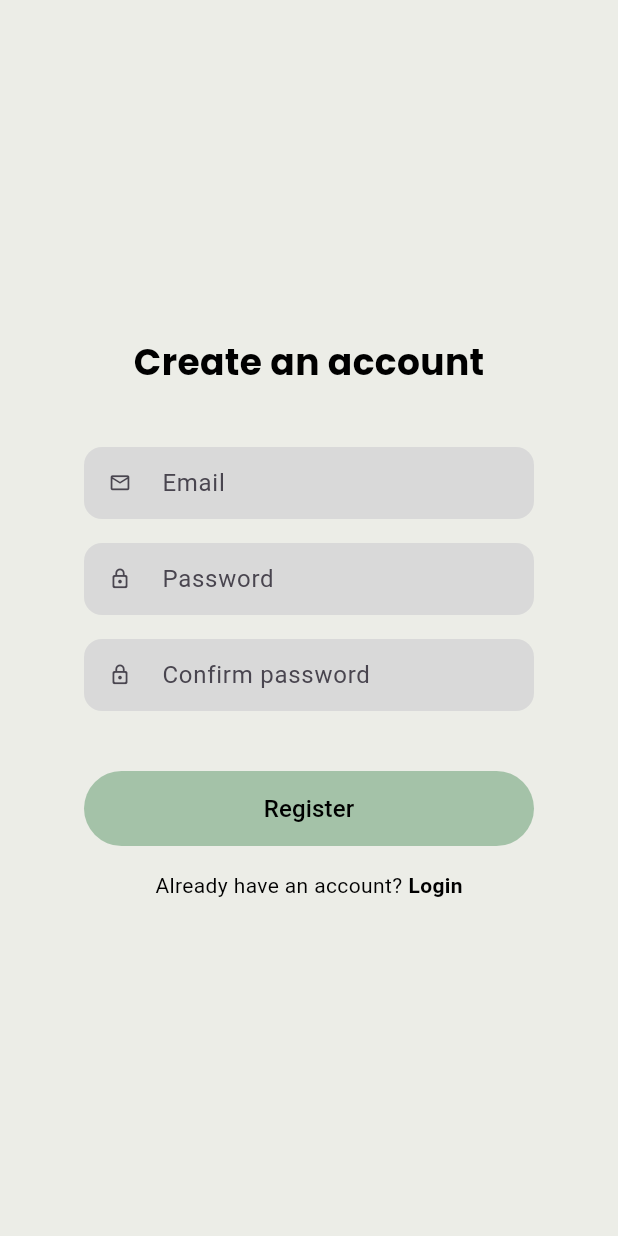
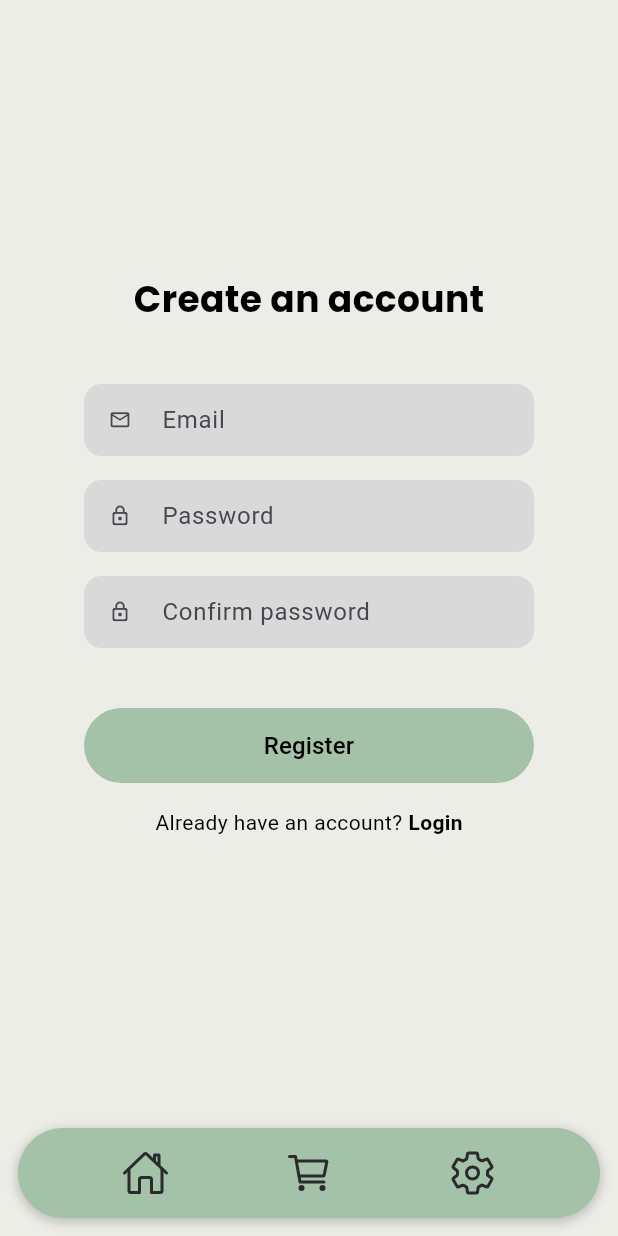
Before and after one commit to andrewaltuna/cooki, a Flutter app: the screen it shows after launch, after a tap on "Register", on a phone screen of 412 x 824 dp. Run offline on Flutter 3.47's test engine with Material 3 defaults, Android fonts, the phone set to English and light mode, and no system bars; our stand-ins replace equatable, firebase_auth, firebase_core, flutter_bloc, flutter_hooks, fluttertoast and 3 more; accounts and stored records are empty; network calls fail.

Commit message:
Setup navigation to primary screens

```diff
--- a/lib/common/component/button/primary_button.dart
+++ b/lib/common/component/button/primary_button.dart
@@ -1,5 +1,5 @@
 import 'package:flutter/material.dart';
-import 'package:grocery_helper/common/component/custom_loading_indicator.dart';
+import 'package:grocery_helper/common/component/indicator/custom_loading_indicator.dart';
 import 'package:grocery_helper/common/enum/button_state.dart';
 import 'package:grocery_helper/common/theme/app_colors.dart';
 import 'package:grocery_helper/common/theme/app_text_styles.dart';
--- /dev/null
+++ b/lib/common/component/main_navigation_bar.dart
@@ -0,0 +1,90 @@
+import 'package:flutter/material.dart';
+import 'package:go_router/go_router.dart';
+import 'package:grocery_helper/common/extension/context_route.dart';
+import 'package:grocery_helper/common/navigation/app_routes.dart';
+import 'package:grocery_helper/common/theme/app_colors.dart';
+import 'package:ionicons/ionicons.dart';
+
+class MainNavigationBar extends StatelessWidget {
+  const MainNavigationBar({super.key});
+
+  @override
+  Widget build(BuildContext context) {
+    return Padding(
+      padding: const EdgeInsets.all(12),
+      child: Container(
+        height: 60,
+        decoration: BoxDecoration(
+          color: AppColors.accent,
+          borderRadius: BorderRadius.circular(50),
+          boxShadow: const [
+            BoxShadow(
+              color: AppColors.shadow,
+              spreadRadius: 1,
+              blurRadius: 5,
+              offset: Offset(0, 2), // changes position of shadow
+            ),
+          ],
+        ),
+        child: Row(
+          mainAxisAlignment: MainAxisAlignment.spaceEvenly,
+          children: [
+            _MainNavBarItem(
+              label: 'Home',
+              icon: Ionicons.home_outline,
+              selectedIcon: Ionicons.home,
+              isSelected: context.isHomeRoute,
+              onPressed: () => context.go(AppRoutes.home),
+            ),
+            _MainNavBarItem(
+              label: 'Shopping List',
+              icon: Ionicons.cart_outline,
+              selectedIcon: Ionicons.cart,
+              isSelected: context.isShoppingListRoute,
+              onPressed: () => context.go(AppRoutes.shoppingList),
+            ),
+            _MainNavBarItem(
+              label: 'Settings',
+              icon: Ionicons.settings_outline,
+              selectedIcon: Ionicons.settings,
+              isSelected: context.isSettingsRoute,
+              onPressed: () => context.go(AppRoutes.settings),
+            ),
+          ],
+        ),
+      ),
+    );
+  }
+}
+
+class _MainNavBarItem extends StatelessWidget {
+  const _MainNavBarItem({
+    required this.label,
+    required this.icon,
+    required this.selectedIcon,
+    required this.isSelected,
+    required this.onPressed,
+  });
+
+  final String label;
+  final IconData icon;
+  final IconData selectedIcon;
+  final bool isSelected;
+  final VoidCallback onPressed;
+
+  @override
+  Widget build(BuildContext context) {
+    return GestureDetector(
+      onTap: isSelected ? null : onPressed,
+      child: IconButton(
+        color: AppColors.primary,
+        disabledColor: AppColors.primary,
+        onPressed: isSelected ? null : onPressed,
+        icon: Icon(
+          isSelected ? selectedIcon : icon,
+          size: !isSelected ? 32 : 28,
+        ),
+      ),
+    );
+  }
+}
--- a/lib/common/component/scaffold/app_scaffold.dart
+++ b/lib/common/component/main_scaffold.dart
@@ -1,7 +1,8 @@
 import 'package:flutter/material.dart';
+import 'package:grocery_helper/common/component/main_navigation_bar.dart';
 
-class AppScaffold extends StatelessWidget {
-  const AppScaffold({
+class MainScaffold extends StatelessWidget {
+  const MainScaffold({
     required this.body,
     this.title,
     super.key,
@@ -22,10 +23,13 @@ class AppScaffold extends StatelessWidget {
         child: Padding(
           padding: const EdgeInsets.symmetric(horizontal: 12),
           child: Align(
-            child: body,
+            child: SingleChildScrollView(
+              child: body,
+            ),
           ),
         ),
       ),
+      bottomNavigationBar: const MainNavigationBar(),
     );
   }
 }
--- /dev/null
+++ b/lib/common/extension/context_route.dart
@@ -0,0 +1,14 @@
+import 'package:flutter/material.dart';
+import 'package:go_router/go_router.dart';
+import 'package:grocery_helper/common/navigation/app_routes.dart';
+
+extension ContextRoute on BuildContext {
+  GoRouterState get routerState => GoRouterState.of(this);
+
+  String? get topRoutePath => routerState.topRoute?.path;
+
+  // Route identifiers
+  bool get isHomeRoute => topRoutePath == AppRoutes.home;
+  bool get isShoppingListRoute => topRoutePath == AppRoutes.shoppingList;
+  bool get isSettingsRoute => topRoutePath == AppRoutes.settings;
+}
--- a/lib/common/navigation/app_router.dart
+++ b/lib/common/navigation/app_router.dart
@@ -8,7 +8,6 @@ import 'package:grocery_helper/feature/account/presentation/screen/registration_
 import 'package:grocery_helper/feature/home/presentation/screen/home_screen.dart';
 
 final appRouter = GoRouter(
-  initialLocation: AppRoutes.login,
   routes: [
     GoRoute(
       path: AppRoutes.home,
@@ -27,7 +26,11 @@ final appRouter = GoRouter(
     ),
   ],
   redirect: (context, state) {
-    final isAuthenticated = context.read<AuthViewModel>().state.isAuthenticated;
+    final authState = context.read<AuthViewModel>().state;
+
+    if (!authState.status.isSuccess) return null;
+
+    final isAuthenticated = authState.isAuthenticated;
 
     final isAuthScreen = state.fullPath == AppRoutes.login ||
         state.fullPath == AppRoutes.registration;
--- a/lib/common/navigation/app_routes.dart
+++ b/lib/common/navigation/app_routes.dart
@@ -5,4 +5,6 @@ class AppRoutes {
   static const registration = '/register';
 
   static const home = '/';
+  static const shoppingList = '/shopping-list';
+  static const settings = '/settings';
 }
--- a/lib/common/theme/app_colors.dart
+++ b/lib/common/theme/app_colors.dart
@@ -12,9 +12,10 @@ class AppColors {
   static const backgroundPrimary = Color(0xFFECEDE7);
   static const backgroundTextField = Color(0xFFD9D9D9);
 
-  // static const toastBackground =
-
   // Font
   static const fontPrimary = Color(0xFF000000);
   static const fontSecondary = backgroundPrimary;
+
+  // Shadow
+  static const shadow = Color(0x33000000);
 }
--- a/lib/feature/account/presentation/screen/login_screen.dart
+++ b/lib/feature/account/presentation/screen/login_screen.dart
@@ -1,7 +1,7 @@
 import 'package:flutter/material.dart';
 import 'package:flutter_bloc/flutter_bloc.dart';
 import 'package:flutter_hooks/flutter_hooks.dart';
-import 'package:grocery_helper/common/component/scaffold/app_scaffold.dart';
+import 'package:grocery_helper/common/component/main_scaffold.dart';
 import 'package:grocery_helper/feature/account/presentation/component/login_form.dart';
 import 'package:grocery_helper/feature/account/presentation/view_model/login_form_errors_view_model.dart';
 
@@ -13,7 +13,7 @@ class LoginScreen extends HookWidget {
     final emailController = useTextEditingController();
     final passwordController = useTextEditingController();
 
-    return AppScaffold(
+    return MainScaffold(
       body: Align(
         child: SingleChildScrollView(
           child: ConstrainedBox(
--- a/lib/feature/account/presentation/screen/registration_screen.dart
+++ b/lib/feature/account/presentation/screen/registration_screen.dart
@@ -1,7 +1,7 @@
 import 'package:flutter/material.dart';
 import 'package:flutter_bloc/flutter_bloc.dart';
 import 'package:flutter_hooks/flutter_hooks.dart';
-import 'package:grocery_helper/common/component/scaffold/app_scaffold.dart';
+import 'package:grocery_helper/common/component/main_scaffold.dart';
 import 'package:grocery_helper/feature/account/presentation/component/registration_form.dart';
 import 'package:grocery_helper/feature/account/presentation/view_model/reg_form_errors_view_model.dart';
 
@@ -14,7 +14,7 @@ class RegistrationScreen extends HookWidget {
     final passwordController = useTextEditingController();
     final confirmPasswordController = useTextEditingController();
 
-    return AppScaffold(
+    return MainScaffold(
       body: Align(
         child: SingleChildScrollView(
           child: ConstrainedBox(
--- a/lib/feature/account/presentation/view_model/auth_view_model.dart
+++ b/lib/feature/account/presentation/view_model/auth_view_model.dart
@@ -22,9 +22,12 @@ class AuthViewModel extends Bloc<AuthEvent, AuthState> {
   ) async {
     await emit.forEach(
       _authRepository.authStateChanges,
-      onData: (user) => state.copyWith(
-        isAuthenticated: user != null,
-      ),
+      onData: (user) {
+        return state.copyWith(
+          isAuthenticated: user != null,
+          status: ViewModelStatus.success,
+        );
+      },
     );
   }
 
--- a/lib/feature/home/presentation/screen/home_screen.dart
+++ b/lib/feature/home/presentation/screen/home_screen.dart
@@ -1,6 +1,6 @@
 import 'package:flutter/material.dart';
 import 'package:flutter_bloc/flutter_bloc.dart';
-import 'package:grocery_helper/common/component/scaffold/app_scaffold.dart';
+import 'package:grocery_helper/common/component/main_scaffold.dart';
 import 'package:grocery_helper/feature/account/presentation/view_model/auth_view_model.dart';
 
 class HomeScreen extends StatelessWidget {
@@ -8,12 +8,16 @@ class HomeScreen extends StatelessWidget {
 
   @override
   Widget build(BuildContext context) {
-    return AppScaffold(
-      body: TextButton(
-        onPressed: () {
-          context.read<AuthViewModel>().add(const AuthSignedOut());
-        },
-        child: const Text('Sign out'),
+    return MainScaffold(
+      body: Column(
+        children: [
+          TextButton(
+            onPressed: () {
+              context.read<AuthViewModel>().add(const AuthSignedOut());
+            },
+            child: const Text('Sign out'),
+          ),
+        ],
       ),
     );
   }
--- a/lib/main.dart
+++ b/lib/main.dart
@@ -28,8 +28,13 @@ class MainApp extends StatelessWidget {
   Widget build(BuildContext context) {
     return BlocListener<AuthViewModel, AuthState>(
       listenWhen: (previous, current) =>
+          previous.status != current.status ||
           previous.isAuthenticated != current.isAuthenticated,
-      listener: (context, state) => appRouter.refresh(),
+      listener: (context, state) {
+        if (state.status.isInitial) return;
+
+        appRouter.refresh();
+      },
       child: MaterialApp.router(
         routerConfig: appRouter,
         theme: ThemeData(scaffoldBackgroundColor: AppColors.backgroundPrimary),
--- a/pubspec.yaml
+++ b/pubspec.yaml
@@ -27,6 +27,7 @@ dependencies:
   # UI
   google_fonts: ^6.2.1
   fluttertoast: ^8.2.6
+  ionicons: ^0.2.2
 
 dev_dependencies:
   flutter_test:
```
Also changed, not shown: lib/common/component/indicator/custom_loading_indicator.dart (renamed from lib/common/component/custom_loading_indicator.dart), pubspec.lock.
